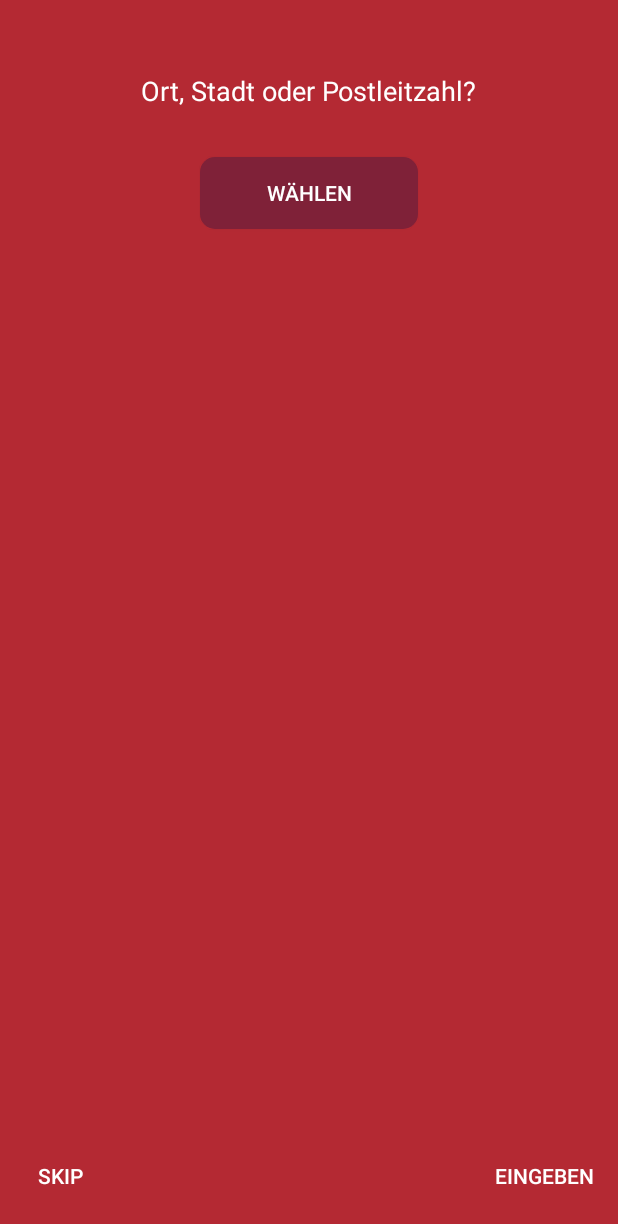
After one commit to umairabbas/DealsAndroidApp, an Android app: the layout activity_location.xml on its own in the app's theme, with its tools: preview values and no code run, on a phone screen of 412 x 824 dp. The commit adds this screen. Shown: the top 1224 px of the screen. Run offline under Robolectric (Android 15) with nearby library versions, the phone set to English and light mode, and no system bars.

Commit message:
Location screen v1

```diff
--- a/app/build.gradle
+++ b/app/build.gradle
@@ -10,6 +10,7 @@ android {
         versionCode 1
         versionName "1.0"
         testInstrumentationRunner "android.support.test.runner.AndroidJUnitRunner"
+        multiDexEnabled true
     }
     buildTypes {
         release {
@@ -31,6 +32,7 @@ dependencies {
     compile 'com.mcxiaoke.volley:library:1.0.19'
     compile 'de.hdodenhof:circleimageview:1.2.1'
     compile 'com.github.bumptech.glide:glide:3.7.0'
+    compile 'com.google.android.gms:play-services:10.2.0'
     compile 'com.android.support:cardview-v7:26.+'
     compile 'com.android.support:recyclerview-v7:26.+'
     compile 'com.android.support:support-v4:26.+'
--- a/app/src/main/AndroidManifest.xml
+++ b/app/src/main/AndroidManifest.xml
@@ -11,6 +11,9 @@
         android:label="@string/app_name"
         android:supportsRtl="true"
         android:theme="@style/AppTheme">
+        <meta-data
+            android:name="com.google.android.geo.API_KEY"
+            android:value="AIzaSyAFwAN92cuI1x5l8O3NMgmI_xCTOgWNi3g"/>
         <activity android:name=".SplashActivity">
             <intent-filter>
                 <action android:name="android.intent.action.MAIN" />
@@ -22,6 +25,8 @@
             android:name=".MainActivity"
             android:label="Deals"
             android:theme="@style/AppTheme.NoActionBar"></activity>
+        <activity
+            android:name=".GooglePlacesAutocompleteActivity"></activity>
     </application>
 
 </manifest>
--- a/app/src/main/java/com/dealspok/dealspok/MainActivity.java
+++ b/app/src/main/java/com/dealspok/dealspok/MainActivity.java
@@ -1,5 +1,6 @@
 package com.dealspok.dealspok;
 
+import android.content.Intent;
 import android.os.Bundle;
 import android.support.design.widget.FloatingActionButton;
 import android.support.design.widget.Snackbar;
@@ -57,6 +58,9 @@ public class MainActivity extends AppCompatActivity {
                 if (id == R.id.nav_favourite) {
                     fragment = new Main();
                 } else if (id == R.id.nav_ort) {
+                    Intent startActivityIntent = new Intent(MainActivity.this, GooglePlacesAutocompleteActivity.class);
+                    startActivity(startActivityIntent);
+                    MainActivity.this.finish();
                 }
                 else if (id == R.id.nav_benachrichtigungen) {
                 //    fragment = new Deals();
--- /dev/null
+++ b/app/src/main/res/drawable/button_round.xml
@@ -0,0 +1,7 @@
+<?xml version="1.0" encoding="utf-8"?>
+<shape xmlns:android="http://schemas.android.com/apk/res/android"
+    android:shape="rectangle" android:padding="10dp">
+    <!-- you can use any color you want I used here gray color-->
+    <solid android:color="@color/colorAccent"/>
+    <corners android:radius="10dp"/>
+</shape>
--- /dev/null
+++ b/app/src/main/res/layout/activity_location.xml
@@ -0,0 +1,88 @@
+<?xml version="1.0" encoding="utf-8"?>
+
+<ScrollView xmlns:android="http://schemas.android.com/apk/res/android"
+    android:layout_width="match_parent"
+    android:layout_height="match_parent"
+    android:background="@color/colorPrimary"
+    android:fillViewport="true">
+
+    <RelativeLayout
+        android:layout_width="match_parent"
+        android:layout_height="match_parent"
+        android:gravity="center"
+        android:paddingBottom="@dimen/vertical_page_margin"
+        android:paddingLeft="@dimen/horizontal_page_margin"
+        android:paddingRight="@dimen/horizontal_page_margin"
+        android:paddingTop="@dimen/vertical_page_margin"
+        android:orientation="vertical" >
+
+    <LinearLayout
+        android:layout_width="match_parent"
+        android:layout_height="match_parent"
+        android:orientation="vertical">
+
+            <TextView
+                android:text="Ort, Stadt oder Postleitzahl?"
+                android:textAppearance="?android:attr/textAppearanceMedium"
+                android:layout_width="wrap_content"
+                android:textColor="@color/colorWhite"
+                android:layout_height="wrap_content"
+                android:layout_marginTop="@dimen/margin_large"
+                android:layout_gravity="center_horizontal" />
+
+            <Button
+                android:id="@+id/open_button"
+                android:text="Wählen"
+                android:layout_width="145dp"
+                android:layout_height="wrap_content"
+                android:background="@drawable/button_round"
+                android:textColor="@color/colorWhite"
+                android:layout_marginTop="@dimen/margin_large"
+                android:layout_marginBottom="@dimen/margin_large"
+                android:layout_gravity="center" />
+
+
+            <TextView
+                android:id="@+id/place_details"
+                android:textAppearance="?android:attr/textAppearanceMedium"
+                android:layout_width="wrap_content"
+                android:layout_marginTop="@dimen/margin_large"
+                android:layout_marginBottom="@dimen/margin_large"
+                android:textColor="@color/colorWhite"
+                android:layout_height="wrap_content" />
+
+
+        <RelativeLayout
+            android:layout_width="match_parent"
+            android:layout_height="match_parent"
+            android:gravity="center|bottom"
+            android:layout_alignParentBottom="true"
+            android:orientation="horizontal" >
+
+            <Button
+                android:id="@+id/skip"
+                style="?android:attr/buttonStyleSmall"
+                android:layout_width="wrap_content"
+                android:layout_height="wrap_content"
+                android:layout_gravity="center_horizontal"
+                android:background="@android:color/transparent"
+                android:textColor="@color/colorWhite"
+                android:text="Skip" />
+
+            <Button
+                android:id="@+id/sumbit"
+                style="?android:attr/buttonStyleSmall"
+                android:layout_width="wrap_content"
+                android:layout_height="wrap_content"
+                android:background="@android:color/transparent"
+                android:textColor="@color/colorWhite"
+                android:layout_gravity="left"
+                android:text="Eingeben"
+                android:layout_alignParentTop="true"
+                android:layout_alignParentEnd="true" />
+
+        </RelativeLayout>
+
+    </LinearLayout>
+    </RelativeLayout>
+</ScrollView>
--- a/app/src/main/res/values/dimens.xml
+++ b/app/src/main/res/values/dimens.xml
@@ -5,4 +5,19 @@
     <dimen name="nav_header_vertical_spacing">16dp</dimen>
     <dimen name="nav_header_height">160dp</dimen>
     <dimen name="fab_margin">16dp</dimen>
+
+
+
+    <dimen name="margin_tiny">4dp</dimen>
+    <dimen name="margin_small">8dp</dimen>
+    <dimen name="margin_medium">16dp</dimen>
+    <dimen name="margin_large">32dp</dimen>
+    <dimen name="margin_huge">64dp</dimen>
+
+    <!-- Semantic definitions -->
+
+    <dimen name="horizontal_page_margin">@dimen/margin_medium</dimen>
+    <dimen name="vertical_page_margin">@dimen/margin_medium</dimen>
+
+
 </resources>
```
Also changed, not shown: app/src/main/java/com/dealspok/dealspok/GooglePlacesAutocompleteActivity.java (added, +142 -0 lines), app/src/main/java/com/dealspok/dealspok/LocationActivityBase.java (added, +34 -0 lines), app/src/main/java/com/dealspok/dealspok/SplashActivity.java (+4 -4 lines), app/src/main/res/values/strings.xml (+14 -0 lines).
